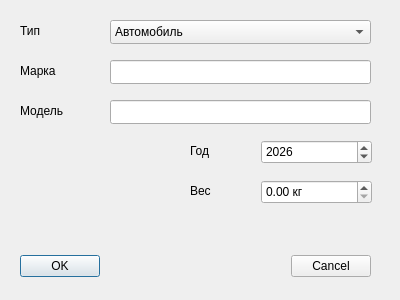
First picture: the form in VehicleAccountingSystem/VehicleDialog.ui, repository monte-v/VehicleAccountingSystem, before the edit.
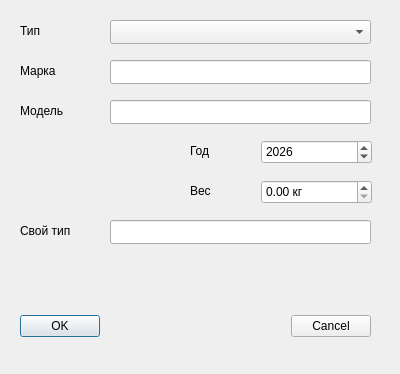
Second picture: the form after the edit.

Commit message: Добавлен один CustomVehicle, через который добавляются новые ТС

Patch:
```diff
--- a/VehicleAccountingSystem/VehicleDialog.ui
+++ b/VehicleAccountingSystem/VehicleDialog.ui
@@ -7,7 +7,7 @@
     <x>0</x>
     <y>0</y>
     <width>400</width>
-    <height>300</height>
+    <height>374</height>
    </rect>
   </property>
   <property name="windowTitle">
@@ -17,7 +17,7 @@
    <property name="geometry">
     <rect>
      <x>20</x>
-     <y>250</y>
+     <y>310</y>
      <width>351</width>
      <height>33</height>
     </rect>
@@ -280,6 +280,14 @@
      <height>24</height>
     </rect>
    </property>
+   <property name="currentIndex">
+    <number>-1</number>
+   </property>
+   <item>
+    <property name="text">
+     <string>Другое</string>
+    </property>
+   </item>
    <item>
     <property name="text">
      <string>Автомобиль</string>
@@ -291,6 +299,44 @@
     </property>
    </item>
   </widget>
+  <widget class="QLabel" name="lCustomType">
+   <property name="geometry">
+    <rect>
+     <x>20</x>
+     <y>220</y>
+     <width>71</width>
+     <height>21</height>
+    </rect>
+   </property>
+   <property name="font">
+    <font>
+     <family>Segoe UI</family>
+     <pointsize>9</pointsize>
+    </font>
+   </property>
+   <property name="text">
+    <string>Свой тип</string>
+   </property>
+  </widget>
+  <widget class="QLineEdit" name="leCustomType">
+   <property name="geometry">
+    <rect>
+     <x>110</x>
+     <y>220</y>
+     <width>261</width>
+     <height>24</height>
+    </rect>
+   </property>
+   <property name="font">
+    <font>
+     <family>Segoe UI</family>
+     <pointsize>9</pointsize>
+    </font>
+   </property>
+   <property name="text">
+    <string/>
+   </property>
+  </widget>
  </widget>
  <resources/>
  <connections>
```
The commit also changes 11 other files.
